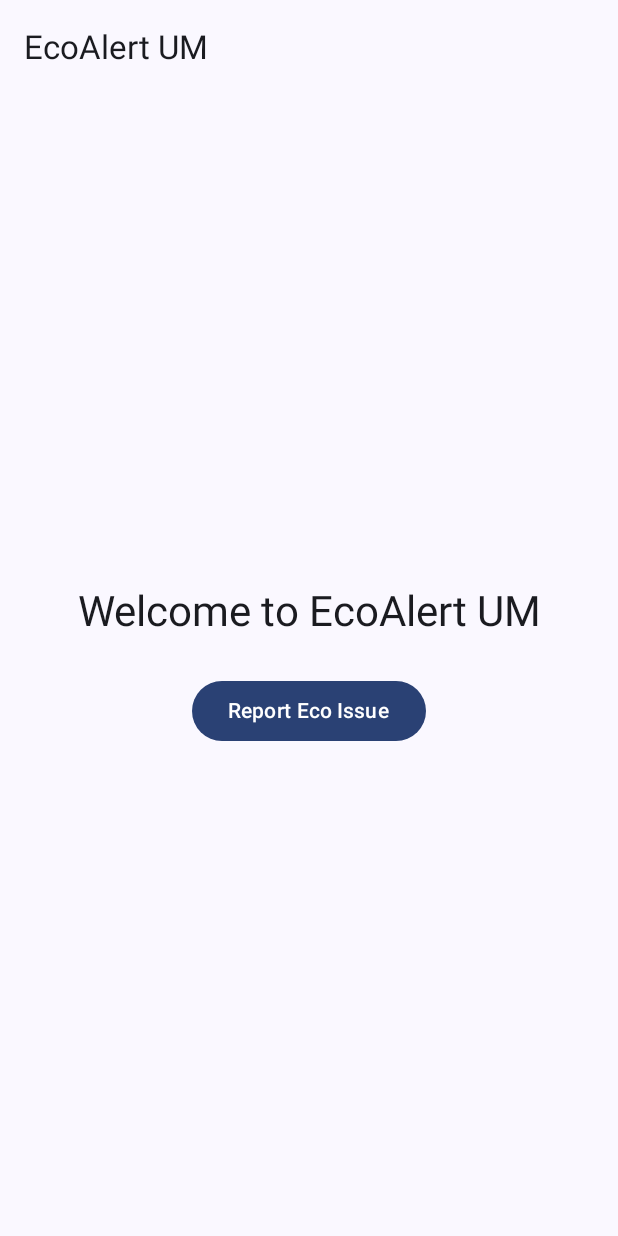
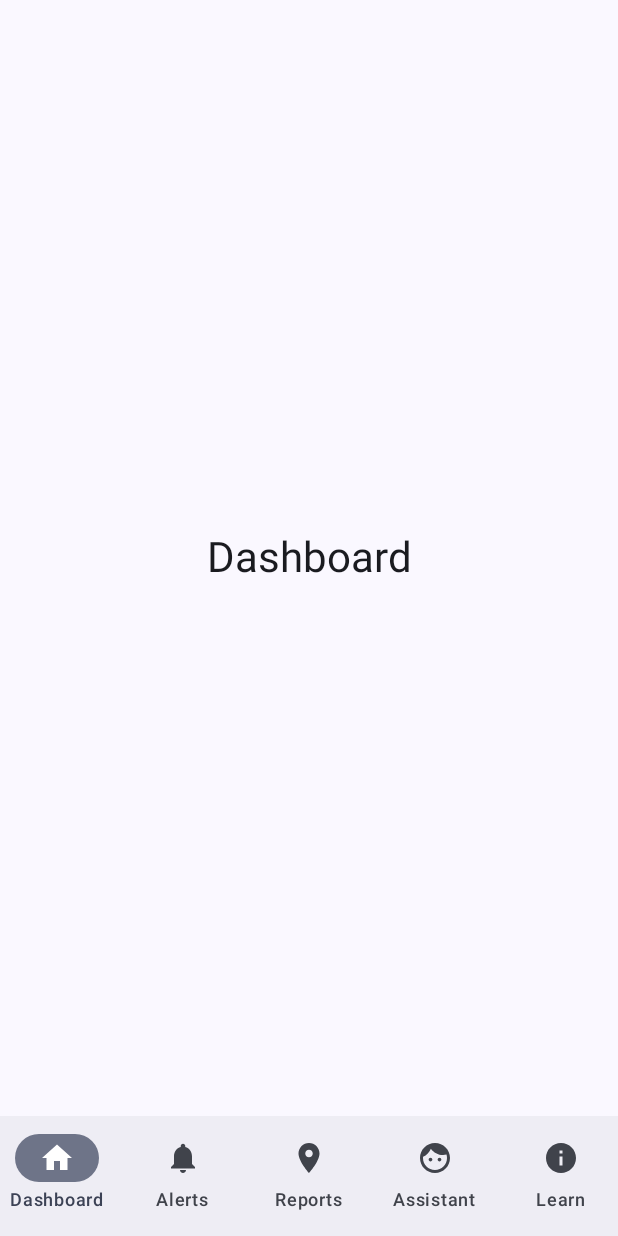
Before and after one commit to 25006833-2025/EcoAlertUM, an Android app built with Jetpack Compose: the screen it shows after launch (MainActivity), on a phone screen of 412 x 824 dp. Run offline under Robolectric (Android 15) with nearby library versions, the light colour scheme and no system bars.

Commit message:
feat: add app shell with bottom navigation and module packages

```diff
--- a/app/build.gradle.kts
+++ b/app/build.gradle.kts
@@ -52,6 +52,7 @@ dependencies {
     implementation(libs.androidx.ui.graphics)
     implementation(libs.androidx.ui.tooling.preview)
     implementation(libs.androidx.material3)
+    implementation(libs.androidx.navigation.compose)
     testImplementation(libs.junit)
     androidTestImplementation(libs.androidx.junit)
     androidTestImplementation(libs.androidx.espresso.core)
--- a/app/src/main/java/com/ecoalertum/android/MainActivity.kt
+++ b/app/src/main/java/com/ecoalertum/android/MainActivity.kt
@@ -4,24 +4,7 @@ import android.os.Bundle
 import androidx.activity.ComponentActivity
 import androidx.activity.compose.setContent
 import androidx.activity.enableEdgeToEdge
-import androidx.compose.foundation.layout.Arrangement
-import androidx.compose.foundation.layout.Column
-import androidx.compose.foundation.layout.Spacer
-import androidx.compose.foundation.layout.fillMaxSize
-import androidx.compose.foundation.layout.height
-import androidx.compose.foundation.layout.padding
-import androidx.compose.material3.Button
-import androidx.compose.material3.ExperimentalMaterial3Api
-import androidx.compose.material3.MaterialTheme
-import androidx.compose.material3.Scaffold
-import androidx.compose.material3.Text
-import androidx.compose.material3.TopAppBar
-import androidx.compose.runtime.Composable
-import androidx.compose.ui.Alignment
-import androidx.compose.ui.Modifier
-import androidx.compose.ui.res.stringResource
-import androidx.compose.ui.tooling.preview.Preview
-import androidx.compose.ui.unit.dp
+import com.ecoalertum.android.core.ui.EcoAlertApp
 import com.ecoalertum.android.ui.theme.EcoAlertUMTheme
 
 class MainActivity : ComponentActivity() {
@@ -35,42 +18,3 @@ class MainActivity : ComponentActivity() {
         }
     }
 }
-
-@OptIn(ExperimentalMaterial3Api::class)
-@Composable
-fun EcoAlertApp() {
-    Scaffold(
-        modifier = Modifier.fillMaxSize(),
-        topBar = {
-            TopAppBar(
-                title = { Text(text = stringResource(id = R.string.app_name)) }
-            )
-        }
-    ) { innerPadding ->
-        Column(
-            modifier = Modifier
-                .fillMaxSize()
-                .padding(innerPadding)
-                .padding(16.dp),
-            verticalArrangement = Arrangement.Center,
-            horizontalAlignment = Alignment.CenterHorizontally
-        ) {
-            Text(
-                text = stringResource(id = R.string.welcome_message),
-                style = MaterialTheme.typography.headlineMedium
-            )
-            Spacer(modifier = Modifier.height(24.dp))
-            Button(onClick = { /* Handle action */ }) {
-                Text(text = stringResource(id = R.string.report_eco_issue))
-            }
-        }
-    }
-}
-
-@Preview(showBackground = true)
-@Composable
-fun EcoAlertAppPreview() {
-    EcoAlertUMTheme {
-        EcoAlertApp()
-    }
-}
--- /dev/null
+++ b/app/src/main/java/com/ecoalertum/android/alerts/AlertsScreen.kt
@@ -0,0 +1,12 @@
+package com.ecoalertum.android.alerts
+
+import androidx.compose.runtime.Composable
+import androidx.compose.ui.Modifier
+import androidx.compose.ui.res.stringResource
+import com.ecoalertum.android.R
+import com.ecoalertum.android.core.ui.PlaceholderScreen
+
+@Composable
+fun AlertsScreen(modifier: Modifier = Modifier) {
+    PlaceholderScreen(title = stringResource(R.string.tab_alerts), modifier = modifier)
+}
--- /dev/null
+++ b/app/src/main/java/com/ecoalertum/android/assistant/AssistantScreen.kt
@@ -0,0 +1,12 @@
+package com.ecoalertum.android.assistant
+
+import androidx.compose.runtime.Composable
+import androidx.compose.ui.Modifier
+import androidx.compose.ui.res.stringResource
+import com.ecoalertum.android.R
+import com.ecoalertum.android.core.ui.PlaceholderScreen
+
+@Composable
+fun AssistantScreen(modifier: Modifier = Modifier) {
+    PlaceholderScreen(title = stringResource(R.string.tab_assistant), modifier = modifier)
+}
--- /dev/null
+++ b/app/src/main/java/com/ecoalertum/android/core/navigation/EcoAlertNavHost.kt
@@ -0,0 +1,48 @@
+package com.ecoalertum.android.core.navigation
+
+import androidx.compose.runtime.Composable
+import androidx.compose.ui.Modifier
+import androidx.navigation.NavGraphBuilder
+import androidx.navigation.NavHostController
+import androidx.navigation.compose.NavHost
+import androidx.navigation.compose.composable
+import androidx.navigation.navigation
+import com.ecoalertum.android.alerts.AlertsScreen
+import com.ecoalertum.android.assistant.AssistantScreen
+import com.ecoalertum.android.dashboard.DashboardScreen
+import com.ecoalertum.android.learn.LearnScreen
+import com.ecoalertum.android.reports.ReportsScreen
+
+/**
+ * The app's navigation graph.
+ *
+ * Login goes in front of the tabs later:
+ * 1. add `composable(Routes.LOGIN) { LoginScreen(...) }` here,
+ * 2. set `startDestination = Routes.LOGIN`,
+ * 3. on success call `navController.navigate(Routes.MAIN_GRAPH) { popUpTo(Routes.LOGIN) { inclusive = true } }`.
+ * The bottom bar only shows inside [Routes.MAIN_GRAPH], so login gets a full screen.
+ */
+@Composable
+fun EcoAlertNavHost(
+    navController: NavHostController,
+    modifier: Modifier = Modifier,
+) {
+    NavHost(
+        navController = navController,
+        startDestination = Routes.MAIN_GRAPH,
+        modifier = modifier,
+    ) {
+        mainGraph()
+    }
+}
+
+/** The five bottom-bar tabs, grouped so the whole set can sit behind login. */
+private fun NavGraphBuilder.mainGraph() {
+    navigation(startDestination = Routes.DASHBOARD, route = Routes.MAIN_GRAPH) {
+        composable(Routes.DASHBOARD) { DashboardScreen() }
+        composable(Routes.ALERTS) { AlertsScreen() }
+        composable(Routes.REPORTS) { ReportsScreen() }
+        composable(Routes.ASSISTANT) { AssistantScreen() }
+        composable(Routes.LEARN) { LearnScreen() }
+    }
+}
--- /dev/null
+++ b/app/src/main/java/com/ecoalertum/android/core/navigation/Routes.kt
@@ -0,0 +1,18 @@
+package com.ecoalertum.android.core.navigation
+
+/**
+ * Every route name in the app, in one place.
+ * Screens never hard-code route strings; they use these constants.
+ */
+object Routes {
+    /** Nested graph that holds the five bottom-bar tabs. */
+    const val MAIN_GRAPH = "main"
+
+    const val DASHBOARD = "dashboard"
+    const val ALERTS = "alerts"
+    const val REPORTS = "reports"
+    const val ASSISTANT = "assistant"
+    const val LEARN = "learn"
+
+    // Add LOGIN = "login" here when the login screen is built.
+}
--- /dev/null
+++ b/app/src/main/java/com/ecoalertum/android/core/navigation/TopLevelDestination.kt
@@ -0,0 +1,24 @@
+package com.ecoalertum.android.core.navigation
+
+import androidx.annotation.StringRes
+import androidx.compose.material.icons.Icons
+import androidx.compose.material.icons.filled.Face
+import androidx.compose.material.icons.filled.Home
+import androidx.compose.material.icons.filled.Info
+import androidx.compose.material.icons.filled.Notifications
+import androidx.compose.material.icons.filled.Place
+import androidx.compose.ui.graphics.vector.ImageVector
+import com.ecoalertum.android.R
+
+/** The five tabs in the bottom navigation bar, in display order. */
+enum class TopLevelDestination(
+    val route: String,
+    @param:StringRes val labelRes: Int,
+    val icon: ImageVector,
+) {
+    DASHBOARD(Routes.DASHBOARD, R.string.tab_dashboard, Icons.Filled.Home),
+    ALERTS(Routes.ALERTS, R.string.tab_alerts, Icons.Filled.Notifications),
+    REPORTS(Routes.REPORTS, R.string.tab_reports, Icons.Filled.Place),
+    ASSISTANT(Routes.ASSISTANT, R.string.tab_assistant, Icons.Filled.Face),
+    LEARN(Routes.LEARN, R.string.tab_learn, Icons.Filled.Info),
+}
--- /dev/null
+++ b/app/src/main/java/com/ecoalertum/android/core/ui/EcoAlertApp.kt
@@ -0,0 +1,57 @@
+package com.ecoalertum.android.core.ui
+
+import androidx.compose.foundation.layout.fillMaxSize
+import androidx.compose.foundation.layout.padding
+import androidx.compose.material3.Scaffold
+import androidx.compose.runtime.Composable
+import androidx.compose.runtime.getValue
+import androidx.compose.ui.Modifier
+import androidx.compose.ui.tooling.preview.Preview
+import androidx.navigation.NavDestination.Companion.hierarchy
+import androidx.navigation.compose.currentBackStackEntryAsState
+import androidx.navigation.compose.rememberNavController
+import com.ecoalertum.android.core.navigation.EcoAlertNavHost
+import com.ecoalertum.android.core.navigation.Routes
+import com.ecoalertum.android.ui.theme.EcoAlertUMTheme
+
+/** Root composable: the scaffold, the bottom bar and the navigation graph. */
+@Composable
+fun EcoAlertApp() {
+    val navController = rememberNavController()
+    val backStackEntry by navController.currentBackStackEntryAsState()
+    val currentDestination = backStackEntry?.destination
+    val showBottomBar = currentDestination?.hierarchy?.any { it.route == Routes.MAIN_GRAPH } == true
+
+    Scaffold(
+        modifier = Modifier.fillMaxSize(),
+        bottomBar = {
+            if (showBottomBar) {
+                EcoAlertBottomBar(
+                    currentDestination = currentDestination,
+                    onTabSelected = { tab ->
+                        navController.navigate(tab.route) {
+                            // Standard tab behaviour: one copy of each tab, state kept when switching.
+                            // Anchored to Dashboard (not the graph start) so it still works once login is in front.
+                            popUpTo(Routes.DASHBOARD) { saveState = true }
+                            launchSingleTop = true
+                            restoreState = true
+                        }
+                    },
+                )
+            }
+        },
+    ) { innerPadding ->
+        EcoAlertNavHost(
+            navController = navController,
+            modifier = Modifier.padding(innerPadding),
+        )
+    }
+}
+
+@Preview(showBackground = true)
+@Composable
+fun EcoAlertAppPreview() {
+    EcoAlertUMTheme {
+        EcoAlertApp()
+    }
+}
--- /dev/null
+++ b/app/src/main/java/com/ecoalertum/android/core/ui/EcoAlertBottomBar.kt
@@ -0,0 +1,30 @@
+package com.ecoalertum.android.core.ui
+
+import androidx.compose.material3.Icon
+import androidx.compose.material3.NavigationBar
+import androidx.compose.material3.NavigationBarItem
+import androidx.compose.material3.Text
+import androidx.compose.runtime.Composable
+import androidx.compose.ui.res.stringResource
+import androidx.navigation.NavDestination
+import androidx.navigation.NavDestination.Companion.hierarchy
+import com.ecoalertum.android.core.navigation.TopLevelDestination
+
+/** Material 3 bottom navigation bar built from [TopLevelDestination]. */
+@Composable
+fun EcoAlertBottomBar(
+    currentDestination: NavDestination?,
+    onTabSelected: (TopLevelDestination) -> Unit,
+) {
+    NavigationBar {
+        TopLevelDestination.entries.forEach { tab ->
+            val label = stringResource(tab.labelRes)
+            NavigationBarItem(
+                selected = currentDestination?.hierarchy?.any { it.route == tab.route } == true,
+                onClick = { onTabSelected(tab) },
+                icon = { Icon(tab.icon, contentDescription = null) },
+                label = { Text(label) },
+            )
+        }
+    }
+}
--- /dev/null
+++ b/app/src/main/java/com/ecoalertum/android/core/ui/PlaceholderScreen.kt
@@ -0,0 +1,17 @@
+package com.ecoalertum.android.core.ui
+
+import androidx.compose.foundation.layout.Box
+import androidx.compose.foundation.layout.fillMaxSize
+import androidx.compose.material3.MaterialTheme
+import androidx.compose.material3.Text
+import androidx.compose.runtime.Composable
+import androidx.compose.ui.Alignment
+import androidx.compose.ui.Modifier
+
+/** Temporary screen body showing just a title. Replace it when the real screen is built. */
+@Composable
+fun PlaceholderScreen(title: String, modifier: Modifier = Modifier) {
+    Box(modifier = modifier.fillMaxSize(), contentAlignment = Alignment.Center) {
+        Text(text = title, style = MaterialTheme.typography.headlineMedium)
+    }
+}
--- /dev/null
+++ b/app/src/main/java/com/ecoalertum/android/dashboard/DashboardScreen.kt
@@ -0,0 +1,12 @@
+package com.ecoalertum.android.dashboard
+
+import androidx.compose.runtime.Composable
+import androidx.compose.ui.Modifier
+import androidx.compose.ui.res.stringResource
+import com.ecoalertum.android.R
+import com.ecoalertum.android.core.ui.PlaceholderScreen
+
+@Composable
+fun DashboardScreen(modifier: Modifier = Modifier) {
+    PlaceholderScreen(title = stringResource(R.string.tab_dashboard), modifier = modifier)
+}
--- /dev/null
+++ b/app/src/main/java/com/ecoalertum/android/learn/LearnScreen.kt
@@ -0,0 +1,12 @@
+package com.ecoalertum.android.learn
+
+import androidx.compose.runtime.Composable
+import androidx.compose.ui.Modifier
+import androidx.compose.ui.res.stringResource
+import com.ecoalertum.android.R
+import com.ecoalertum.android.core.ui.PlaceholderScreen
+
+@Composable
+fun LearnScreen(modifier: Modifier = Modifier) {
+    PlaceholderScreen(title = stringResource(R.string.tab_learn), modifier = modifier)
+}
--- /dev/null
+++ b/app/src/main/java/com/ecoalertum/android/reports/ReportsScreen.kt
@@ -0,0 +1,12 @@
+package com.ecoalertum.android.reports
+
+import androidx.compose.runtime.Composable
+import androidx.compose.ui.Modifier
+import androidx.compose.ui.res.stringResource
+import com.ecoalertum.android.R
+import com.ecoalertum.android.core.ui.PlaceholderScreen
+
+@Composable
+fun ReportsScreen(modifier: Modifier = Modifier) {
+    PlaceholderScreen(title = stringResource(R.string.tab_reports), modifier = modifier)
+}
--- a/app/src/main/res/values/strings.xml
+++ b/app/src/main/res/values/strings.xml
@@ -1,5 +1,10 @@
 <resources>
     <string name="app_name">EcoAlert UM</string>
-    <string name="welcome_message">Welcome to EcoAlert UM</string>
-    <string name="report_eco_issue">Report Eco Issue</string>
+
+    <!-- Bottom navigation tabs -->
+    <string name="tab_dashboard">Dashboard</string>
+    <string name="tab_alerts">Alerts</string>
+    <string name="tab_reports">Reports</string>
+    <string name="tab_assistant">Assistant</string>
+    <string name="tab_learn">Learn</string>
 </resources>
--- a/gradle/libs.versions.toml
+++ b/gradle/libs.versions.toml
@@ -8,6 +8,7 @@ espressoCore = "3.6.1"
 lifecycleRuntimeKtx = "2.8.7"
 activityCompose = "1.10.0"
 composeBom = "2025.01.00"
+navigationCompose = "2.8.5"
 googleServices = "4.4.2"
 firebaseBom = "33.5.1"
 coroutines = "1.10.2"
@@ -27,6 +28,7 @@ androidx-ui-tooling-preview = { group = "androidx.compose.ui", name = "ui-toolin
 androidx-ui-test-manifest = { group = "androidx.compose.ui", name = "ui-test-manifest" }
 androidx-ui-test-junit4 = { group = "androidx.compose.ui", name = "ui-test-junit4" }
 androidx-material3 = { group = "androidx.compose.material3", name = "material3" }
+androidx-navigation-compose = { group = "androidx.navigation", name = "navigation-compose", version.ref = "navigationCompose" }
 firebase-bom = { group = "com.google.firebase", name = "firebase-bom", version.ref = "firebaseBom" }
 firebase-firestore = { group = "com.google.firebase", name = "firebase-firestore" }
 firebase-storage = { group = "com.google.firebase", name = "firebase-storage" }
```
Also changed, not shown: 1 other file.
